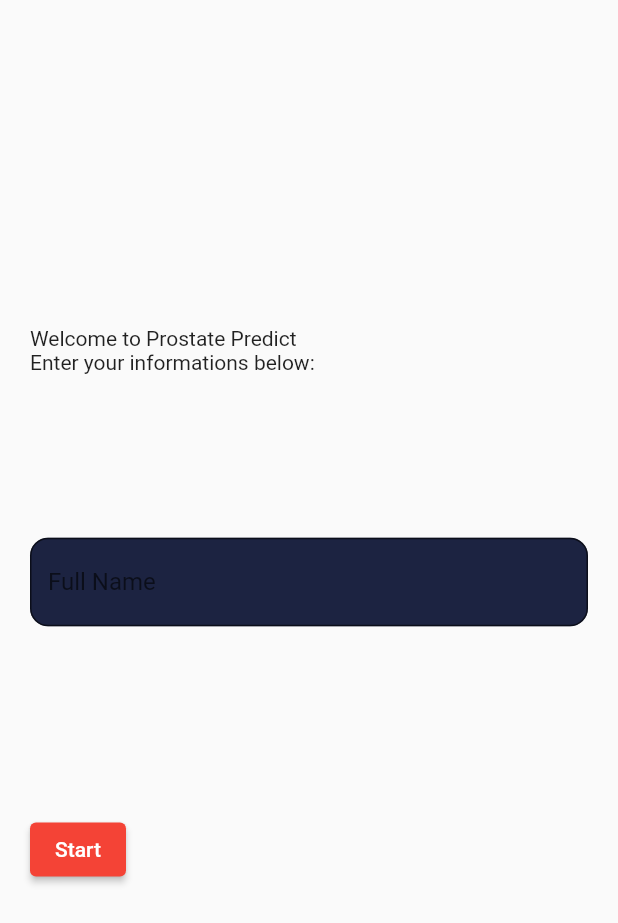
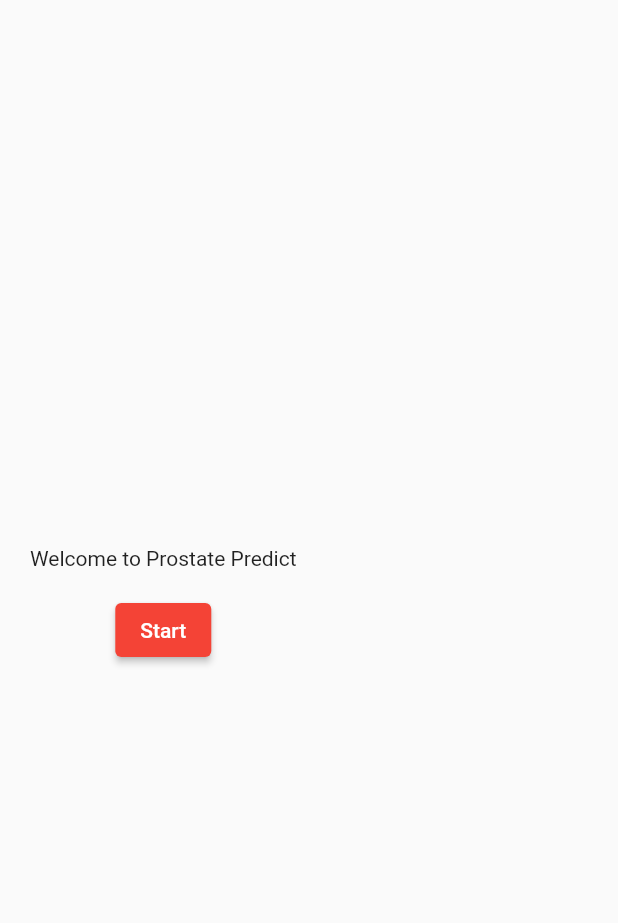
Before and after one commit to chechelnitskd/prostate_predict, a Flutter app: the screen it shows after launch, on a phone screen of 412 x 824 dp. Shown: the top 923 px of the screen. Run offline on Flutter 3.47's test engine with Material 2 defaults, Android fonts, the phone set to English and light mode, and no system bars; our stand-ins replace flutter_svg, get; missing offline and left inert: tflite.

Commit message:
Home page allignment

```diff
--- a/lib/screens/home_screen.dart
+++ b/lib/screens/home_screen.dart
@@ -14,25 +14,12 @@ class HomeScreen extends StatelessWidget {
             child: Padding(
               padding: const EdgeInsets.symmetric(horizontal: kDefaultPadding),
               child: Column(
-                crossAxisAlignment: CrossAxisAlignment.start,
+                crossAxisAlignment: CrossAxisAlignment.center,
                 children: [
                   Spacer(flex: 2), //2/6
                   Text(
                     "Welcome to Prostate Predict",
                   ),
-                  Text("Enter your informations below:"),
-                  Spacer(), // 1/6
-                  TextField(
-                    decoration: InputDecoration(
-                      filled: true,
-                      fillColor: Color(0xFF1C2341),
-                      hintText: "Full Name",
-                      border: OutlineInputBorder(
-                        borderRadius: BorderRadius.all(Radius.circular(12)),
-                      ),
-                    ),
-                  ),
-                  Spacer(), // 1/6
                   Padding(
                     padding: const EdgeInsets.symmetric(vertical: 16.0),
                     child: ElevatedButton(
--- a/pubspec.yaml
+++ b/pubspec.yaml
@@ -23,7 +23,6 @@ environment:
 dependencies:
   flutter:
     sdk: flutter
-
 
   # The following adds the Cupertino Icons font to your application.
   # Use with the CupertinoIcons class for iOS style icons.
```
Also changed, not shown: lib/screens/results_screen.dart (+6 -10 lines).
